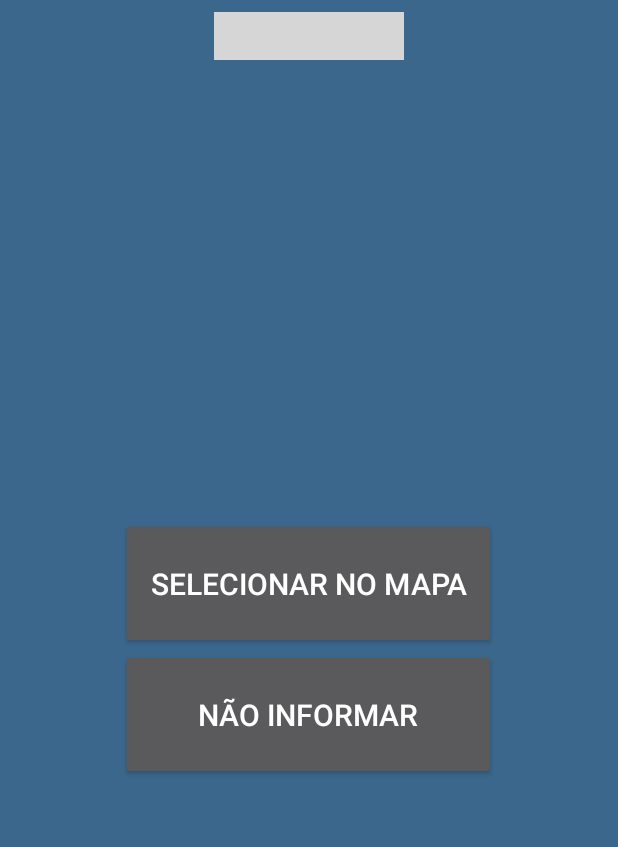
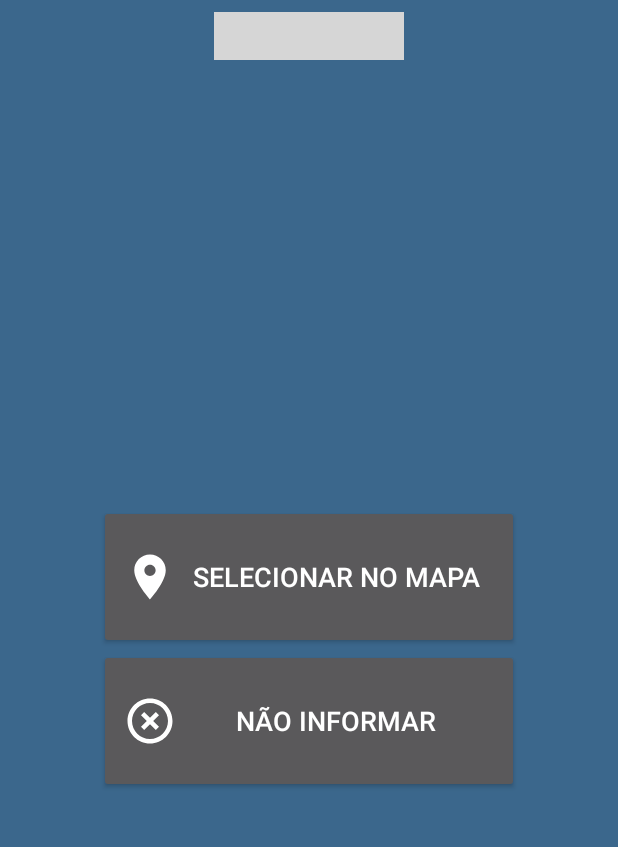
Before and after one commit to MathiasBerwig/CidadaoIjuiense, an Android app: the screen it shows after launch (MainActivity), after a tap on "SINALIZAÇÃO E PLACAS", on a phone screen of 412 x 824 dp, the part 114-961 px from its top. Run offline under Robolectric (Android 15) with nearby library versions, the phone set to English and light mode, and no system bars; our stand-ins replace ButterKnife; libraries missing offline, so code that uses them is left out: com.badoualy.stepperindicator; plain views replace ColorTextView, StepperIndicator; 1 statement that could not run was skipped; grey boxes are pictures that could not be loaded.

Commit message:
ícones fragment selecionar local

```diff
--- /dev/null
+++ b/app/src/main/res/drawable/ic_highlight_off_white_36dp.xml
@@ -0,0 +1,4 @@
+<?xml version="1.0" encoding="UTF-8" standalone="no"?>
+<vector xmlns:android="http://schemas.android.com/apk/res/android" android:height="36dp" android:viewportHeight="24.0" android:viewportWidth="24.0" android:width="36dp">
+    <path android:fillColor="#FFFFFF" android:pathData="M14.59,8L12,10.59 9.41,8 8,9.41 10.59,12 8,14.59 9.41,16 12,13.41 14.59,16 16,14.59 13.41,12 16,9.41 14.59,8zM12,2C6.47,2 2,6.47 2,12s4.47,10 10,10 10,-4.47 10,-10S17.53,2 12,2zM12,20c-4.41,0 -8,-3.59 -8,-8s3.59,-8 8,-8 8,3.59 8,8 -3.59,8 -8,8z"/>
+</vector>
--- /dev/null
+++ b/app/src/main/res/drawable/ic_location_on_white_36dp.xml
@@ -0,0 +1,4 @@
+<?xml version="1.0" encoding="UTF-8" standalone="no"?>
+<vector xmlns:android="http://schemas.android.com/apk/res/android" android:height="36dp" android:viewportHeight="24.0" android:viewportWidth="24.0" android:width="36dp">
+    <path android:fillColor="#FFFFFF" android:pathData="M12,2C8.13,2 5,5.13 5,9c0,5.25 7,13 7,13s7,-7.75 7,-13c0,-3.87 -3.13,-7 -7,-7zM12,11.5c-1.38,0 -2.5,-1.12 -2.5,-2.5s1.12,-2.5 2.5,-2.5 2.5,1.12 2.5,2.5 -1.12,2.5 -2.5,2.5z"/>
+</vector>
--- a/app/src/main/res/layout/fragment_selecionar_local.xml
+++ b/app/src/main/res/layout/fragment_selecionar_local.xml
@@ -37,27 +37,29 @@
         <!-- Selecionar Local -->
         <Button
             android:id="@+id/btn_informar_local"
-            android:layout_width="250dp"
+            android:layout_width="280dp"
             android:layout_height="wrap_content"
             android:paddingBottom="30dp"
             android:paddingLeft="16dp"
             android:paddingRight="16dp"
             android:paddingTop="30dp"
+            android:drawableStart="@drawable/ic_location_on_white_36dp"
             android:text="@string/action_selecionar_local"
-            android:textSize="20sp"
+            android:textSize="18sp"
             tools:ignore="ContentDescription" />
 
         <!-- Não informar -->
         <Button
             android:id="@+id/btn_nao_informar_local"
-            android:layout_width="250dp"
+            android:layout_width="280dp"
             android:layout_height="wrap_content"
             android:paddingBottom="30dp"
             android:paddingLeft="16dp"
+            android:drawableStart="@drawable/ic_highlight_off_white_36dp"
             android:paddingRight="16dp"
             android:paddingTop="30dp"
             android:text="@string/action_nao_informar_local"
-            android:textSize="20sp"
+            android:textSize="18sp"
             tools:ignore="ContentDescription" />
     </LinearLayout>
 
```
